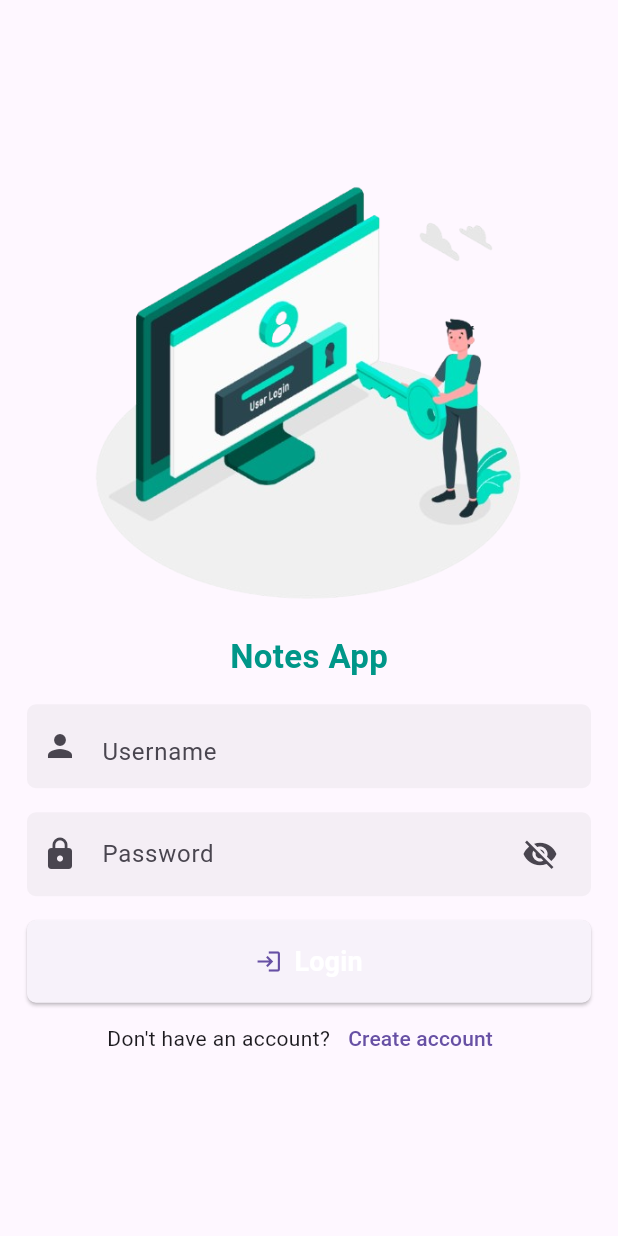
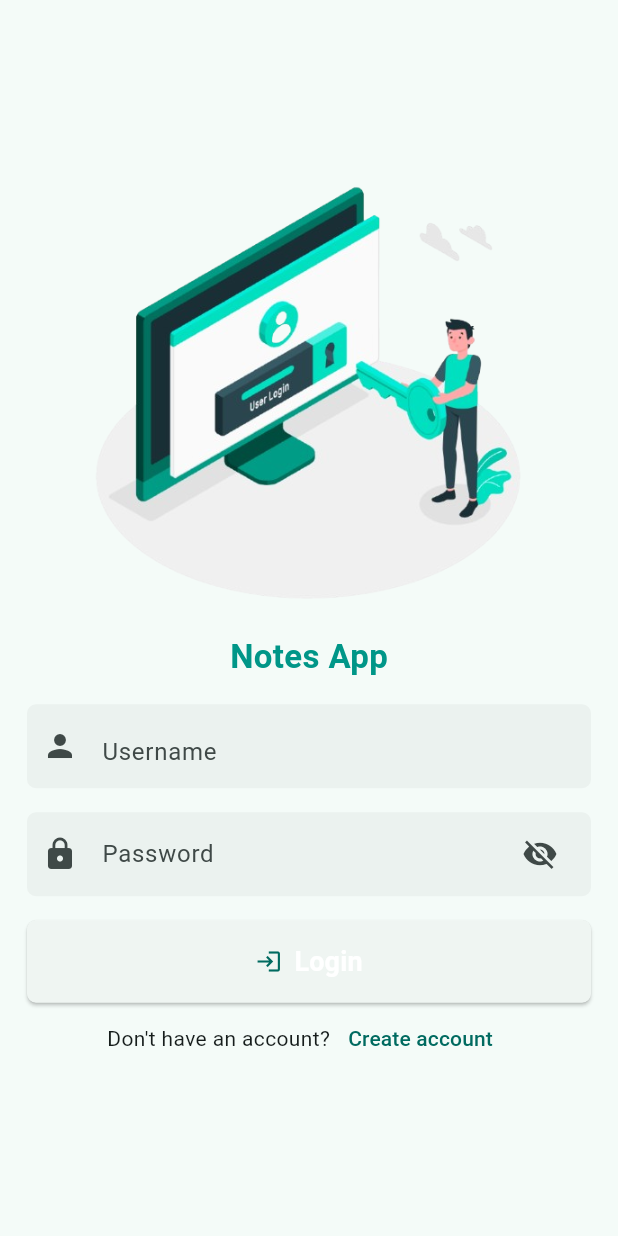
Before and after one commit to faisaltaufik/notes-app, a Flutter app: the screen it shows after launch, on a phone screen of 412 x 824 dp. Run offline on Flutter 3.47's test engine with Material 3 defaults, Android fonts, the phone set to English and light mode, and no system bars; our stand-ins replace sqflite; accounts and stored records are empty.

Commit message:
Update theme configuration to use color scheme from seed

```diff
--- a/lib/main.dart
+++ b/lib/main.dart
@@ -14,7 +14,9 @@ class MainApp extends StatelessWidget {
       debugShowCheckedModeBanner: false,
       title: 'Notes App',
       theme: ThemeData(
-        primarySwatch: Colors.teal,
+        colorScheme: ColorScheme.fromSeed(
+          seedColor: Colors.teal,
+        ),
       ),
       home: const LoginScreen(),
     );
```
